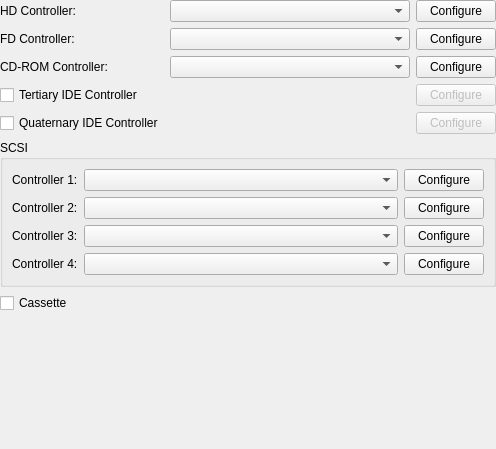
This is src/qt/qt_settingsstoragecontrollers.ui in 86Box/86Box as Qt 5 draws it before an edit. The edited form follows.
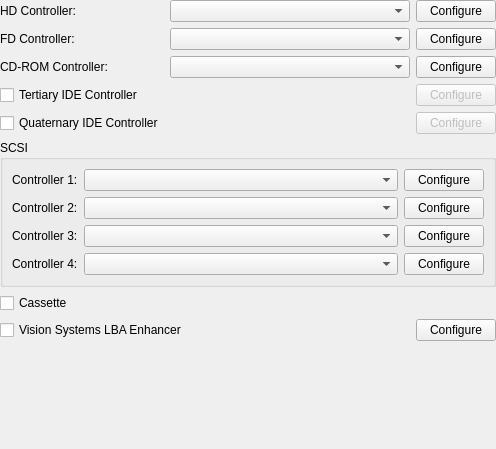
This is the edited form.

Commit message: Add Vision Systems LBA Enhancer

```diff
--- a/src/qt/qt_settingsstoragecontrollers.ui
+++ b/src/qt/qt_settingsstoragecontrollers.ui
@@ -266,6 +266,43 @@
      </property>
     </widget>
    </item>
+   <item>
+    <layout class="QHBoxLayout" name="horizontalLayout">
+     <property name="topMargin">
+      <number>0</number>
+     </property>
+     <property name="rightMargin">
+      <number>0</number>
+     </property>
+     <item>
+      <widget class="QCheckBox" name="checkBoxLbaEnhancer">
+       <property name="text">
+        <string>Vision Systems LBA Enhancer</string>
+       </property>
+      </widget>
+     </item>
+     <item>
+      <spacer name="horizontalSpacer">
+       <property name="orientation">
+        <enum>Qt::Horizontal</enum>
+       </property>
+       <property name="sizeHint" stdset="0">
+        <size>
+         <width>40</width>
+         <height>20</height>
+        </size>
+       </property>
+      </spacer>
+     </item>
+     <item>
+      <widget class="QPushButton" name="pushButtonConfigureLbaEnhancer">
+       <property name="text">
+        <string>Configure</string>
+       </property>
+      </widget>
+     </item>
+    </layout>
+   </item>
    <item>
     <spacer name="verticalSpacer">
      <property name="orientation">
```
Left out of the diff: 48 changed lines with no effect on the pictures. The commit also changes 8 other files.
